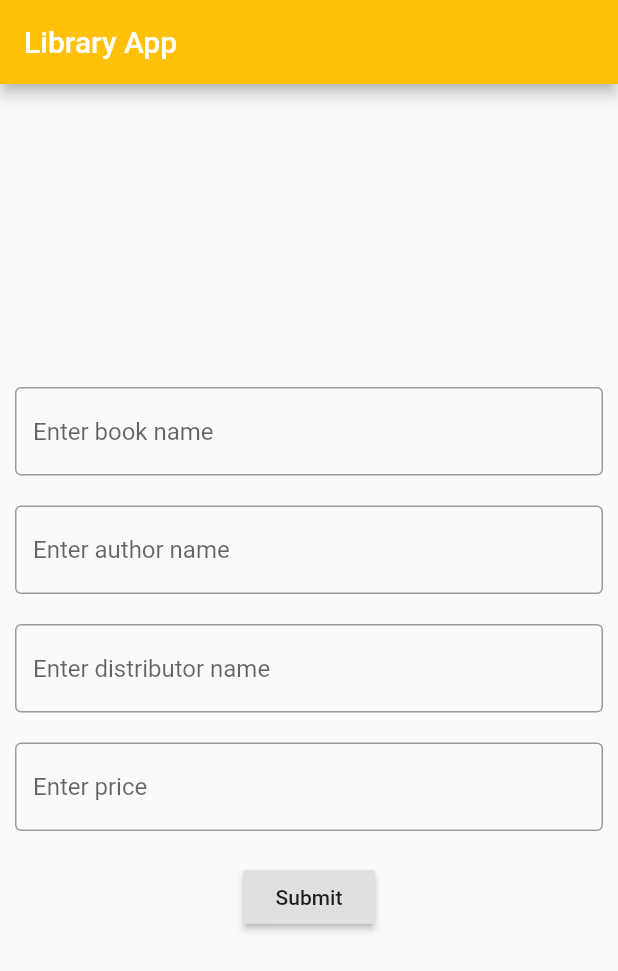
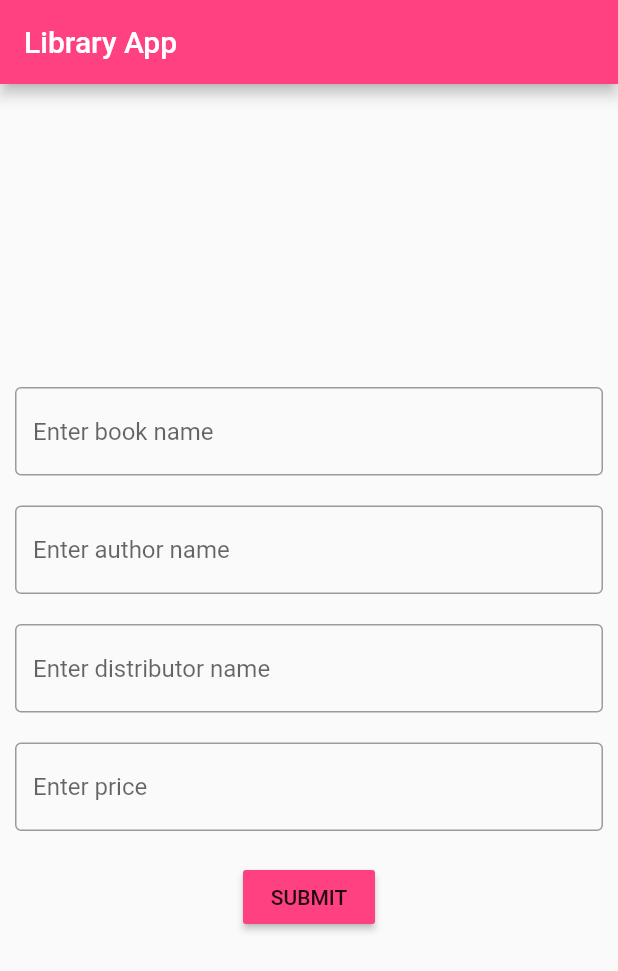
Before and after one commit to ashamary97/flutter-library-app, a Flutter app: the screen it shows after launch, on a phone screen of 412 x 824 dp. Shown: the top 971 px of the screen. Run offline on Flutter 3.47's test engine with Material 2 defaults, Android fonts, the phone set to English and light mode, and no system bars.

Commit message:
Color changed

```diff
--- a/lib/main.dart
+++ b/lib/main.dart
@@ -10,7 +10,7 @@ class Home extends StatelessWidget {
       home: Scaffold(
         appBar: AppBar(
           title: Text("Library App"),
-          backgroundColor: Colors.amber,
+          backgroundColor: Colors.pinkAccent,
         ),
         body: Container(
           padding: EdgeInsets.only(left: 10.0,right: 10.0),
@@ -48,10 +48,12 @@ class Home extends StatelessWidget {
                 ),
               ),
               SizedBox(height: 20.0,),
-              RaisedButton(onPressed: (){
+              RaisedButton(
+                color: Colors.pinkAccent,
+                onPressed: (){
 
               },
-              child: Text("Submit"),
+              child: Text("SUBMIT"),
               )
             ],
           ),
```
